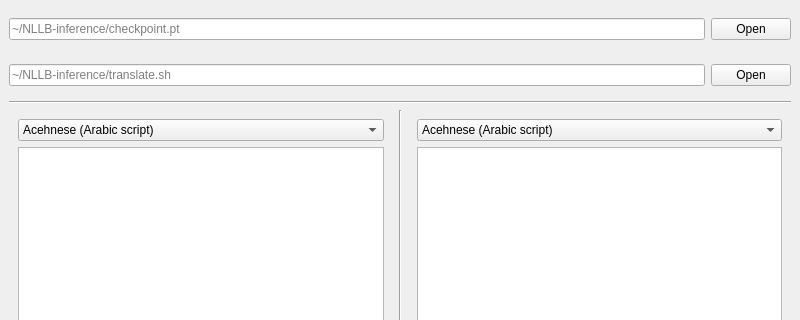
The window that mainwindow.ui (barinov274/nllb-gui) describes before a commit, drawn with Qt 5; both pictures show x 0 to 800 and y 0 to 320 of the 800 by 600 pixel window.
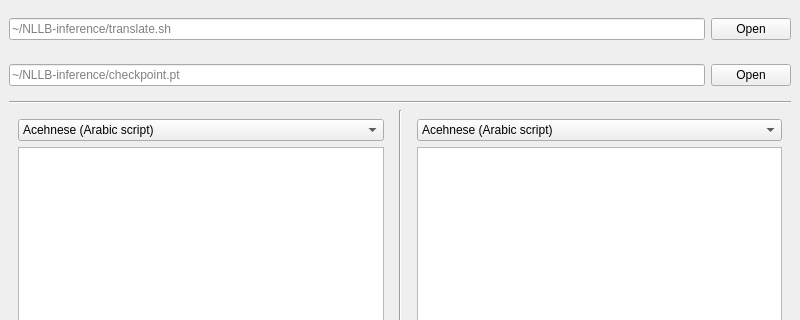
The same window after the commit.

Commit message: change application title

The edit to the form file:
```diff
--- a/mainwindow.ui
+++ b/mainwindow.ui
@@ -23,8 +23,8 @@
      </widget>
     </item>
     <item row="1" column="0">
-     <widget class="QWidget" name="widget" native="true">
-      <layout class="QHBoxLayout" name="horizontalLayout">
+     <widget class="QWidget" name="widget1" native="true">
+      <layout class="QHBoxLayout" name="horizontalLayout_2">
        <property name="leftMargin">
         <number>0</number>
        </property>
@@ -32,17 +32,17 @@
         <number>0</number>
        </property>
        <item>
-        <widget class="QLineEdit" name="nllbInferencePath">
+        <widget class="QLineEdit" name="modelPath">
          <property name="text">
           <string/>
          </property>
          <property name="placeholderText">
-          <string>~/NLLB-inference/translate.sh</string>
+          <string>~/NLLB-inference/checkpoint.pt</string>
          </property>
         </widget>
        </item>
        <item>
-        <widget class="QPushButton" name="pushButton_2">
+        <widget class="QPushButton" name="pushButton_3">
          <property name="text">
           <string>Open</string>
          </property>
@@ -2136,8 +2136,8 @@
      </widget>
     </item>
     <item row="0" column="0">
-     <widget class="QWidget" name="widget1" native="true">
-      <layout class="QHBoxLayout" name="horizontalLayout_2">
+     <widget class="QWidget" name="widget" native="true">
+      <layout class="QHBoxLayout" name="horizontalLayout">
        <property name="leftMargin">
         <number>0</number>
        </property>
@@ -2145,14 +2145,17 @@
         <number>0</number>
        </property>
        <item>
-        <widget class="QLineEdit" name="modelPath">
+        <widget class="QLineEdit" name="nllbInferencePath">
+         <property name="text">
+          <string/>
+         </property>
          <property name="placeholderText">
-          <string>~/NLLB-inference/checkpoint.pt</string>
+          <string>~/NLLB-inference/translate.sh</string>
          </property>
         </widget>
        </item>
        <item>
-        <widget class="QPushButton" name="pushButton_3">
+        <widget class="QPushButton" name="pushButton_2">
          <property name="text">
           <string>Open</string>
          </property>
```
Left out of the diff: 25 changed lines with no effect on the pictures. The commit also changes 2 other files.
